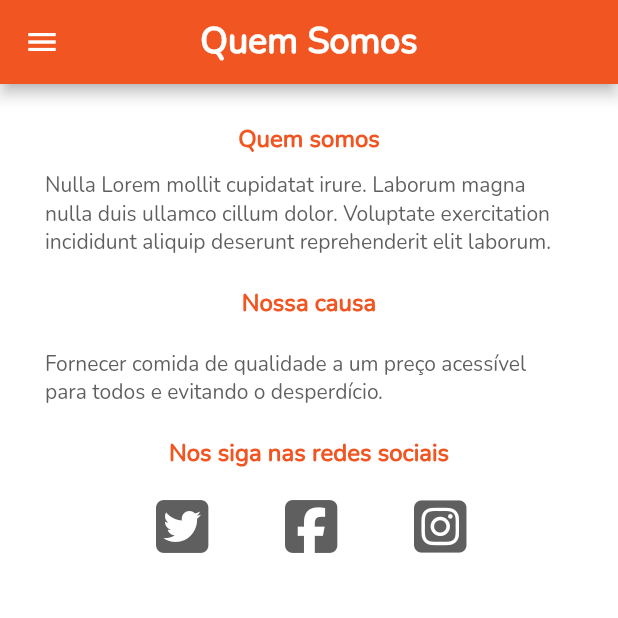
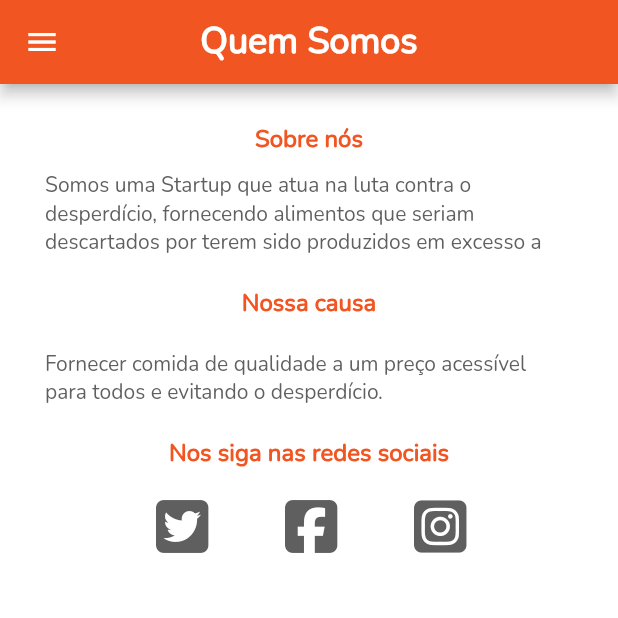
Before and after one commit to resilvajr1610/promosave, a Flutter app: the WhoWeAreScreen screen opened by its route, on a phone screen of 412 x 824 dp, the top half of it. Run offline on Flutter 3.47's test engine with Material 2 defaults, Android fonts, the phone set to English and light mode, and no system bars; our stand-ins replace brasil_fields, cloud_firestore, firebase_auth, firebase_core, firebase_storage, font_awesome_flutter and 5 more; missing offline and left inert: google_place, mercado_pago_mobile_checkout; accounts and stored records are empty.

Commit message:
atualizado who_we_are_screen.dart com os links das redes socias.

```diff
--- a/lib/views/who_we_are_screen.dart
+++ b/lib/views/who_we_are_screen.dart
@@ -37,11 +37,11 @@ class _WhoWeAreScreenState extends State<WhoWeAreScreen> {
               Container(
                 alignment: Alignment.center,
                 padding: const EdgeInsets.symmetric(vertical: 10,horizontal: 10),
-                child: TextCustom(text: 'Quem somos',color: PaletteColor.primaryColor,size: 16.0,fontWeight: FontWeight.bold,textAlign: TextAlign.center,),
+                child: TextCustom(text: 'Sobre nós',color: PaletteColor.primaryColor,size: 16.0,fontWeight: FontWeight.bold,textAlign: TextAlign.center,),
               ),
               Padding(
                 padding: const EdgeInsets.symmetric(horizontal: 10),
-                child: TextCustom(text: 'Nulla Lorem mollit cupidatat irure. Laborum magna nulla duis ullamco cillum dolor. Voluptate exercitation incididunt aliquip deserunt reprehenderit elit laborum. ',
+                child: TextCustom(text: 'Somos uma Startup que atua na luta contra o desperdício, fornecendo alimentos que seriam descartados por terem sido produzidos em excesso a um preço acessível.',
                   maxLines: 3,
                   color: PaletteColor.grey,size: 14.0,fontWeight: FontWeight.normal,textAlign: TextAlign.start,),
               ),
@@ -72,8 +72,12 @@ class _WhoWeAreScreenState extends State<WhoWeAreScreen> {
                     onPressed: (){},
                     icon: Icon(FontAwesomeIcons.twitterSquare,color: PaletteColor.grey,size: 40,)),
                   IconButton(
-                    onPressed: (){},
-                    icon: Icon(FontAwesomeIcons.facebookSquare,color: PaletteColor.grey,size: 40,)),
+                    onPressed: () async {
+                      String url = 'https://www.facebook.com/promosavebrasil';
+                      await launch(url);
+                    },
+                    icon: Icon(FontAwesomeIcons.facebookSquare,color: PaletteColor.grey,size: 40,),
+                  ),
                   IconButton(
                     onPressed: () async {
                       String url = 'https://www.instagram.com/promosavebrasil/';
```
Also changed, not shown: 1 other file.
